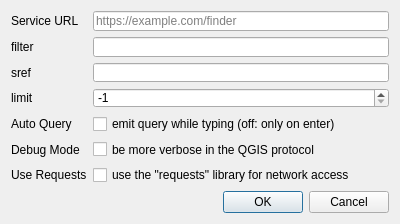
Old version of the form location_finder/config_dialog_base.ui in the repository DiraGeoSystems/LocationFinder.QGIS.
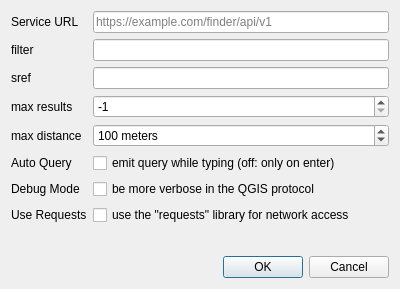
New version of the form.

```diff
--- a/location_finder/config_dialog_base.ui
+++ b/location_finder/config_dialog_base.ui
@@ -7,7 +7,7 @@
     <x>0</x>
     <y>0</y>
     <width>400</width>
-    <height>224</height>
+    <height>289</height>
    </rect>
   </property>
   <property name="minimumSize">
@@ -41,7 +41,7 @@
         <string>LocationFinder service base URL (required)</string>
        </property>
        <property name="placeholderText">
-        <string>https://example.com/finder</string>
+        <string>https://example.com/finder/api/v1</string>
        </property>
       </widget>
      </item>
@@ -85,7 +85,7 @@
      <item row="3" column="0">
       <widget class="QLabel" name="labelLimit">
        <property name="text">
-        <string>limit</string>
+        <string>max results</string>
        </property>
       </widget>
      </item>
@@ -95,6 +95,9 @@
         <string>The &lt;b&gt;limit&lt;/b&gt; parameter (how many locations to return at most;
 &lt;b&gt;-1&lt;/b&gt; to not limit; the service has its own limit that may be lower)</string>
        </property>
+       <property name="buttonSymbols">
+        <enum>QAbstractSpinBox::UpDownArrows</enum>
+       </property>
        <property name="suffix">
         <string/>
        </property>
@@ -109,28 +112,43 @@
        </property>
       </widget>
      </item>
+     <item row="4" column="1">
+      <widget class="QSpinBox" name="spinBoxDistance">
+       <property name="toolTip">
+        <string>The &lt;b&gt;distance&lt;/b&gt; parameter (max reverse search distance in meters;
+&lt;b&gt;-1&lt;/b&gt; for server default; the server has its own distance that may be lower)</string>
+       </property>
+       <property name="frame">
+        <bool>true</bool>
+       </property>
+       <property name="correctionMode">
+        <enum>QAbstractSpinBox::CorrectToNearestValue</enum>
+       </property>
+       <property name="suffix">
+        <string> meters</string>
+       </property>
+       <property name="minimum">
+        <number>0</number>
+       </property>
+       <property name="maximum">
+        <number>999999</number>
+       </property>
+       <property name="singleStep">
+        <number>100</number>
+       </property>
+       <property name="value">
+        <number>100</number>
+       </property>
+      </widget>
+     </item>
      <item row="5" column="0">
-      <widget class="QLabel" name="labelDebugMode">
-       <property name="text">
-        <string>Debug Mode</string>
-       </property>
-      </widget>
-     </item>
-     <item row="5" column="1">
-      <widget class="QCheckBox" name="checkBoxDebugMode">
-       <property name="text">
-        <string>be more verbose in the QGIS protocol</string>
-       </property>
-      </widget>
-     </item>
-     <item row="4" column="0">
       <widget class="QLabel" name="labelAutoQuery">
        <property name="text">
         <string>Auto Query</string>
        </property>
       </widget>
      </item>
-     <item row="4" column="1">
+     <item row="5" column="1">
       <widget class="QCheckBox" name="checkBoxAutoQuery">
        <property name="text">
         <string>emit query while typing (off: only on enter)</string>
@@ -138,13 +156,27 @@
       </widget>
      </item>
      <item row="6" column="0">
+      <widget class="QLabel" name="labelDebugMode">
+       <property name="text">
+        <string>Debug Mode</string>
+       </property>
+      </widget>
+     </item>
+     <item row="6" column="1">
+      <widget class="QCheckBox" name="checkBoxDebugMode">
+       <property name="text">
+        <string>be more verbose in the QGIS protocol</string>
+       </property>
+      </widget>
+     </item>
+     <item row="7" column="0">
       <widget class="QLabel" name="labelUseRequests">
        <property name="text">
         <string>Use Requests</string>
        </property>
       </widget>
      </item>
-     <item row="6" column="1">
+     <item row="7" column="1">
       <widget class="QCheckBox" name="checkBoxUseRequests">
        <property name="toolTip">
         <string>handles HTTP redirection but is unaware of proxy settings</string>
@@ -154,6 +186,13 @@
        </property>
       </widget>
      </item>
+     <item row="4" column="0">
+      <widget class="QLabel" name="label">
+       <property name="text">
+        <string>max distance</string>
+       </property>
+      </widget>
+     </item>
     </layout>
    </item>
    <item>
```
